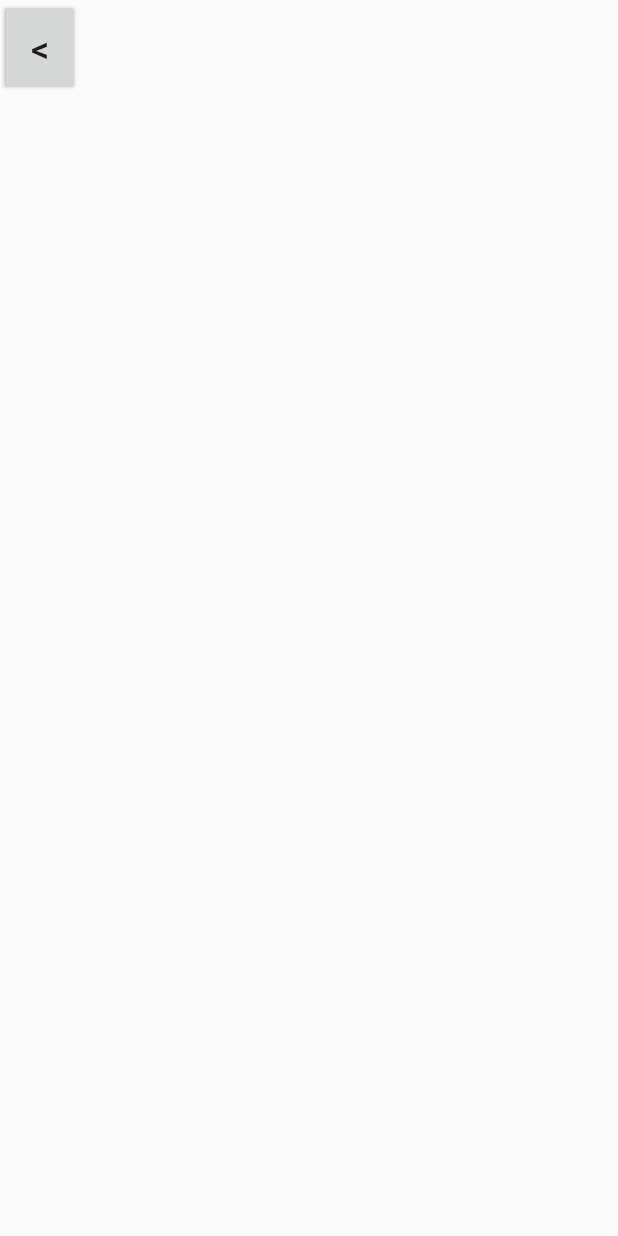
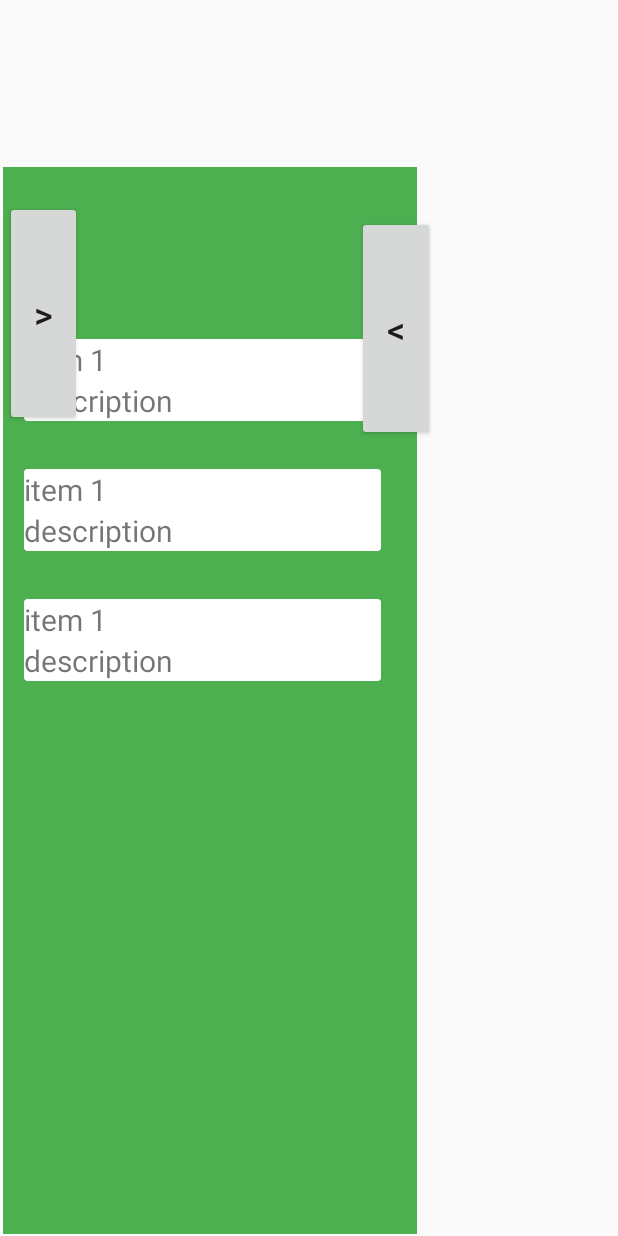
Before and after one commit to cardboardkeyboard/HabitTrackerApp, an Android app built with Jetpack Compose: the layout activity_home.xml on its own in the app's theme, with its tools: preview values and no code run, on a phone screen of 412 x 824 dp. Run offline under Robolectric (Android 15) with nearby library versions, the phone set to English and light mode, and no system bars.

Commit message:
added basic recycler view

```diff
--- a/Code/app/build.gradle.kts
+++ b/Code/app/build.gradle.kts
@@ -56,6 +56,7 @@ dependencies {
     implementation(libs.androidx.appcompat)
     implementation(libs.material)
     implementation(libs.androidx.activity)
+    implementation(libs.androidx.recyclerview)
     testImplementation(libs.junit)
     androidTestImplementation(libs.androidx.junit)
     androidTestImplementation(libs.androidx.espresso.core)
--- a/Code/app/src/main/java/com/example/habittracker/Home.kt
+++ b/Code/app/src/main/java/com/example/habittracker/Home.kt
@@ -5,11 +5,31 @@ import androidx.activity.enableEdgeToEdge
 import androidx.appcompat.app.AppCompatActivity
 import androidx.core.view.ViewCompat
 import androidx.core.view.WindowInsetsCompat
+import androidx.recyclerview.widget.LinearLayoutManager
+import androidx.recyclerview.widget.RecyclerView
+import com.example.habittracker.recyclerview.Adapter.ExampleAdapter
+import com.example.habittracker.recyclerview.Models.ExampleItem
 
 class Home : AppCompatActivity() {
+    private lateinit var recyclerView: RecyclerView
+    private lateinit var adapter: ExampleAdapter
     override fun onCreate(savedInstanceState: Bundle?) {
         super.onCreate(savedInstanceState)
         setContentView(R.layout.activity_home)
 
+        val exampleList = generateList(100)
+        adapter = ExampleAdapter(this,exampleList)
+
+        recyclerView = findViewById(R.id.recyclerView)
+        recyclerView.adapter = adapter
+        recyclerView.layoutManager = LinearLayoutManager(this)
+        recyclerView.setHasFixedSize(true)
+    }
+    private fun generateList(size: Int): MutableList<ExampleItem>{
+        val list = mutableListOf<ExampleItem>()
+        for (i in 0 until size) {
+            list.add(ExampleItem("Title $i", "Description $i"))
+        }
+        return list
     }
 }
--- /dev/null
+++ b/Code/app/src/main/java/com/example/habittracker/recyclerview/Adapter/Adapter.kt
@@ -0,0 +1,41 @@
+package com.example.habittracker.recyclerview.Adapter
+
+import android.content.Context
+import android.sax.Element
+import android.view.LayoutInflater
+import android.view.View
+import android.view.ViewGroup
+import android.widget.TextView
+import androidx.recyclerview.widget.RecyclerView
+import com.example.habittracker.R
+import com.example.habittracker.recyclerview.Models.ExampleItem
+
+class ExampleAdapter(val context: Context,val elements: MutableList<ExampleItem>):
+    RecyclerView.Adapter<ExampleAdapter.ExampleViewHolder>(){
+    override fun onCreateViewHolder(
+        parent: ViewGroup,
+        viewType: Int
+    ): ExampleViewHolder {
+        val view = LayoutInflater.from(parent.context).inflate(R.layout.file_explorer_view,parent,false)
+        return ExampleViewHolder(view)
+    }
+
+    override fun onBindViewHolder(
+        holder: ExampleViewHolder,
+        position: Int
+    ) {
+        val  currentItem = elements[position]
+        holder.title.text = currentItem.title
+        holder.description.text = currentItem.description
+    }
+
+    override fun getItemCount(): Int {
+        return elements.size
+    }
+
+    inner class ExampleViewHolder(view: View) : RecyclerView.ViewHolder(view){
+        val title: TextView = view.findViewById(R.id.title)
+        val description: TextView = view.findViewById(R.id.description)
+    }
+
+}
--- /dev/null
+++ b/Code/app/src/main/java/com/example/habittracker/recyclerview/Models/ExampleItem.kt
@@ -0,0 +1,5 @@
+package com.example.habittracker.recyclerview.Models
+
+data class ExampleItem (val title:String,val description:String){
+
+}
--- /dev/null
+++ b/Code/app/src/main/res/drawable/greenbackgroundmidshade.xml
@@ -0,0 +1,9 @@
+<vector xmlns:android="http://schemas.android.com/apk/res/android"
+    android:width="1000dp"
+    android:height="500dp"
+    android:viewportWidth="1000"
+    android:viewportHeight="500">
+  <path
+      android:pathData="M0,0h1000v500h-1000z"
+      android:fillColor="#008542"/>
+</vector>
--- a/Code/app/src/main/res/layout/activity_home.xml
+++ b/Code/app/src/main/res/layout/activity_home.xml
@@ -1,5 +1,5 @@
 <?xml version="1.0" encoding="utf-8"?>
-<androidx.constraintlayout.widget.ConstraintLayout xmlns:android="http://schemas.android.com/apk/res/android"
+<RelativeLayout xmlns:android="http://schemas.android.com/apk/res/android"
     xmlns:app="http://schemas.android.com/apk/res-auto"
     xmlns:tools="http://schemas.android.com/tools"
     android:id="@+id/main"
@@ -7,35 +7,87 @@
     android:layout_height="match_parent"
     tools:context=".Home">
 
+    <ImageView
+        android:id="@+id/imageView4"
+        android:layout_width="wrap_content"
+        android:layout_height="617dp"
+        android:layout_alignParentStart="true"
+        android:layout_alignParentTop="true"
+        android:layout_alignParentEnd="true"
+        android:layout_alignParentBottom="true"
+        android:layout_marginStart="2dp"
+        android:layout_marginTop="111dp"
+        android:layout_marginEnd="134dp"
+        android:layout_marginBottom="1dp"
+        android:background="#4CAF50"
+        app:layout_constraintBottom_toBottomOf="parent"
+        app:layout_constraintEnd_toEndOf="parent"
+        app:layout_constraintHorizontal_bias="0.0"
+        app:layout_constraintStart_toStartOf="parent"
+        app:layout_constraintTop_toTopOf="parent"
+        app:layout_constraintVertical_bias="1.0" />
+
     <Button
         android:id="@+id/open"
-        android:layout_width="53dp"
-        android:layout_height="63dp"
+        android:layout_width="51dp"
+        android:layout_height="57dp"
+        android:layout_alignParentStart="true"
+        android:layout_alignParentTop="true"
+        android:layout_alignParentEnd="true"
+        android:layout_alignParentBottom="true"
+        android:layout_marginStart="3dp"
+        android:layout_marginTop="134dp"
+        android:layout_marginEnd="357dp"
+        android:layout_marginBottom="540dp"
         android:text="@string/open"
         android:textSize="24sp"
-        tools:layout_editor_absoluteX="-1dp"
-        tools:layout_editor_absoluteY="179dp" />
+        app:layout_constraintBottom_toBottomOf="parent"
+        app:layout_constraintEnd_toEndOf="parent"
+        app:layout_constraintHorizontal_bias="0.0"
+        app:layout_constraintStart_toStartOf="parent"
+        app:layout_constraintTop_toTopOf="parent"
+        app:layout_constraintVertical_bias="0.265" />
 
     <Button
         android:id="@+id/close"
-        android:layout_width="53dp"
-        android:layout_height="63dp"
+        android:layout_width="51dp"
+        android:layout_height="57dp"
+        android:layout_alignParentStart="true"
+        android:layout_alignParentTop="true"
+        android:layout_alignParentEnd="true"
+        android:layout_alignParentBottom="true"
+        android:layout_marginStart="238dp"
+        android:layout_marginTop="144dp"
+        android:layout_marginEnd="122dp"
+        android:layout_marginBottom="530dp"
         android:text="@string/close"
         android:textSize="24sp"
-        android:visibility="invisible"
-        tools:layout_editor_absoluteX="211dp"
-        tools:layout_editor_absoluteY="179dp"
-        tools:visibility="visible" />
+        app:layout_constraintBottom_toBottomOf="parent"
+        app:layout_constraintEnd_toEndOf="parent"
+        app:layout_constraintHorizontal_bias="0.738"
+        app:layout_constraintStart_toStartOf="parent"
+        app:layout_constraintTop_toTopOf="parent"
+        app:layout_constraintVertical_bias="0.265" />
 
-    <ScrollView
-        android:layout_width="209dp"
-        android:layout_height="613dp"
-        tools:layout_editor_absoluteX="0dp"
-        tools:layout_editor_absoluteY="121dp">
+    <androidx.recyclerview.widget.RecyclerView
+        android:id="@+id/recyclerView"
+        android:layout_width="269dp"
+        android:layout_height="474dp"
+        android:layout_alignParentStart="true"
+        android:layout_alignParentTop="true"
+        android:layout_alignParentEnd="true"
+        android:layout_alignParentBottom="true"
+        android:layout_marginStart="0dp"
+        android:layout_marginTop="210dp"
+        android:layout_marginEnd="142dp"
+        android:layout_marginBottom="48dp"
+        app:layout_constraintBottom_toBottomOf="parent"
+        app:layout_constraintEnd_toEndOf="parent"
+        app:layout_constraintHorizontal_bias="0.084"
+        app:layout_constraintStart_toStartOf="parent"
+        app:layout_constraintTop_toTopOf="parent"
+        app:layout_constraintVertical_bias="1.0"
+        tools:listitem="@layout/file_explorer_view" />
 
-        <LinearLayout
-            android:layout_width="match_parent"
-            android:layout_height="wrap_content"
-            android:orientation="vertical" />
-    </ScrollView>
-</androidx.constraintlayout.widget.ConstraintLayout>
+
+</RelativeLayout>
--- a/Code/app/src/main/res/layout/activity_start_screen.xml
+++ b/Code/app/src/main/res/layout/activity_start_screen.xml
@@ -30,4 +30,5 @@
         app:layout_constraintEnd_toEndOf="parent"
         app:layout_constraintHorizontal_bias="0.498"
         app:layout_constraintStart_toStartOf="parent" />
+
 </androidx.constraintlayout.widget.ConstraintLayout>
--- /dev/null
+++ b/Code/app/src/main/res/layout/file_explorer_view.xml
@@ -0,0 +1,32 @@
+<?xml version="1.0" encoding="utf-8"?>
+<RelativeLayout
+    xmlns:android="http://schemas.android.com/apk/res/android"
+    android:orientation="vertical"
+    android:padding="16dp"
+    android:layout_width="match_parent"
+    android:layout_height="wrap_content">
+
+    <androidx.cardview.widget.CardView
+        android:layout_width="match_parent"
+        android:layout_height="wrap_content">
+
+        <androidx.appcompat.widget.LinearLayoutCompat
+            android:layout_width="match_parent"
+            android:layout_height="wrap_content"
+            android:orientation="vertical"
+            >
+    <TextView
+        android:id="@+id/title"
+        android:text="item 1"
+        android:textSize="20sp"
+        android:layout_width="wrap_content"
+        android:layout_height="wrap_content" />
+    <TextView
+        android:id="@+id/description"
+        android:text="description"
+        android:textSize="20sp"
+        android:layout_width="wrap_content"
+        android:layout_height="wrap_content"/>
+        </androidx.appcompat.widget.LinearLayoutCompat>
+    </androidx.cardview.widget.CardView>
+</RelativeLayout>
--- a/Code/gradle/libs.versions.toml
+++ b/Code/gradle/libs.versions.toml
@@ -12,6 +12,7 @@ constraintlayout = "2.2.1"
 appcompat = "1.7.1"
 material = "1.12.0"
 activity = "1.10.1"
+recyclerview = "1.4.0"
 
 [libraries]
 androidx-core-ktx = { group = "androidx.core", name = "core-ktx", version.ref = "coreKtx" }
@@ -32,6 +33,7 @@ androidx-constraintlayout = { group = "androidx.constraintlayout", name = "const
 androidx-appcompat = { group = "androidx.appcompat", name = "appcompat", version.ref = "appcompat" }
 material = { group = "com.google.android.material", name = "material", version.ref = "material" }
 androidx-activity = { group = "androidx.activity", name = "activity", version.ref = "activity" }
+androidx-recyclerview = { group = "androidx.recyclerview", name = "recyclerview", version.ref = "recyclerview" }
 
 [plugins]
 android-application = { id = "com.android.application", version.ref = "agp" }
```
